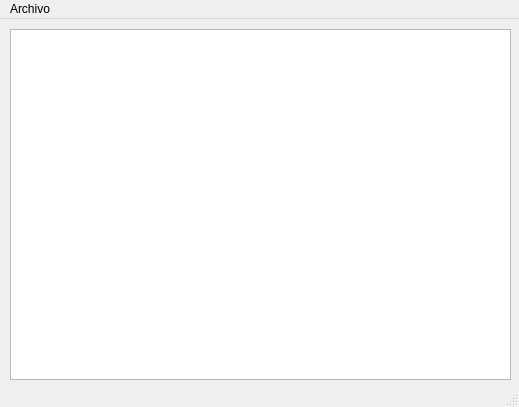
Qt form invicoliqpyqt/view/main_window.ui (fscorrales/invicoliqpyqt) before a commit.
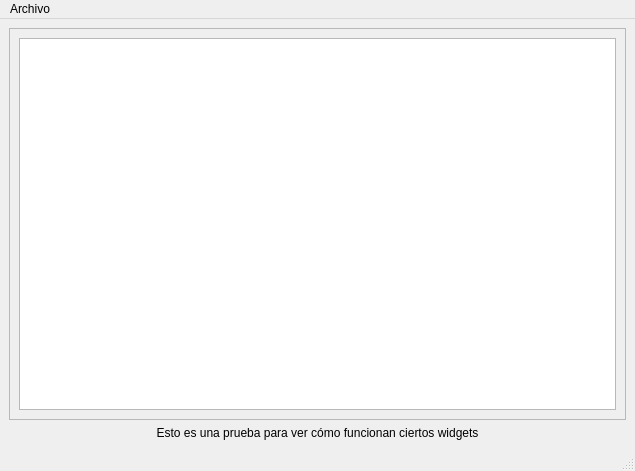
The same form after that commit.

What changed in the file:
```diff
--- a/invicoliqpyqt/view/main_window.ui
+++ b/invicoliqpyqt/view/main_window.ui
@@ -6,32 +6,71 @@
    <rect>
     <x>0</x>
     <y>0</y>
-    <width>519</width>
-    <height>407</height>
+    <width>635</width>
+    <height>471</height>
    </rect>
   </property>
   <property name="windowTitle">
    <string>Slave</string>
   </property>
   <widget class="QWidget" name="centralwidget">
-   <widget class="QTableView" name="table_factureros">
-    <property name="geometry">
-     <rect>
-      <x>10</x>
-      <y>10</y>
-      <width>501</width>
-      <height>351</height>
-     </rect>
-    </property>
-   </widget>
+   <layout class="QGridLayout" name="gridLayout">
+    <item row="0" column="0">
+     <widget class="QScrollArea" name="scrollArea">
+      <property name="sizePolicy">
+       <sizepolicy hsizetype="Expanding" vsizetype="Expanding">
+        <horstretch>0</horstretch>
+        <verstretch>0</verstretch>
+       </sizepolicy>
+      </property>
+      <property name="widgetResizable">
+       <bool>true</bool>
+      </property>
+      <widget class="QWidget" name="scrollAreaWidgetContents">
+       <property name="geometry">
+        <rect>
+         <x>0</x>
+         <y>0</y>
+         <width>615</width>
+         <height>385</height>
+        </rect>
+       </property>
+       <property name="sizePolicy">
+        <sizepolicy hsizetype="Preferred" vsizetype="Preferred">
+         <horstretch>0</horstretch>
+         <verstretch>0</verstretch>
+        </sizepolicy>
+       </property>
+       <layout class="QGridLayout" name="gridLayout_2">
+        <item row="0" column="0">
+         <widget class="QTableView" name="table_factureros"/>
+        </item>
+       </layout>
+      </widget>
+     </widget>
+    </item>
+    <item row="1" column="0">
+     <widget class="QLabel" name="label">
+      <property name="lineWidth">
+       <number>2</number>
+      </property>
+      <property name="text">
+       <string>Esto es una prueba para ver cómo funcionan ciertos widgets</string>
+      </property>
+      <property name="alignment">
+       <set>Qt::AlignCenter</set>
+      </property>
+     </widget>
+    </item>
+   </layout>
   </widget>
   <widget class="QMenuBar" name="menubar">
    <property name="geometry">
     <rect>
      <x>0</x>
      <y>0</y>
-     <width>519</width>
-     <height>21</height>
+     <width>635</width>
+     <height>22</height>
     </rect>
    </property>
    <widget class="QMenu" name="menuArchivo">
```
